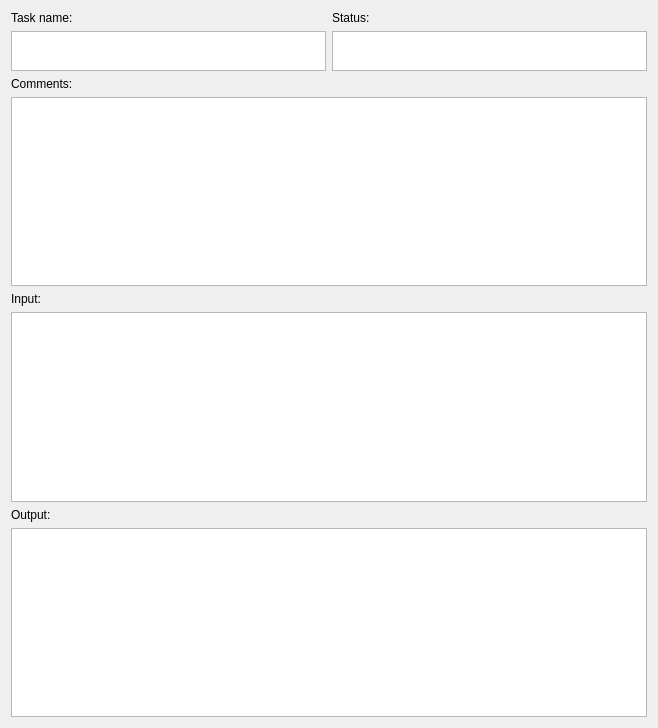
The window that LDMP/gui/DlgJobsDetails.ui (ConservationInternational/trends.earth) describes before a commit, drawn with Qt 5.
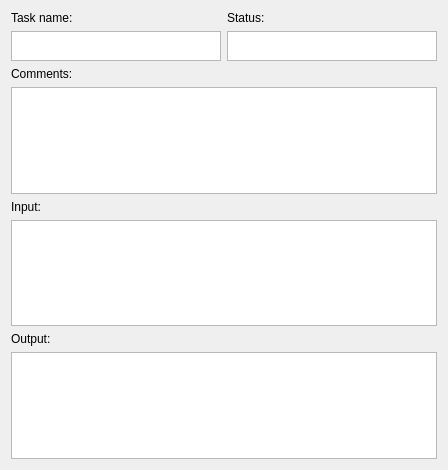
The same window after the commit.

```diff
--- a/LDMP/gui/DlgJobsDetails.ui
+++ b/LDMP/gui/DlgJobsDetails.ui
@@ -6,8 +6,8 @@
    <rect>
     <x>0</x>
     <y>0</y>
-    <width>658</width>
-    <height>728</height>
+    <width>448</width>
+    <height>470</height>
    </rect>
   </property>
   <property name="windowTitle">
@@ -16,6 +16,12 @@
   <layout class="QGridLayout" name="gridLayout">
    <item row="3" column="0" colspan="2">
     <widget class="QTextBrowser" name="comments">
+     <property name="maximumSize">
+      <size>
+       <width>16777215</width>
+       <height>16777215</height>
+      </size>
+     </property>
      <property name="html">
       <string>&lt;!DOCTYPE HTML PUBLIC &quot;-//W3C//DTD HTML 4.0//EN&quot; &quot;http://www.w3.org/TR/REC-html40/strict.dtd&quot;&gt;
 &lt;html&gt;&lt;head&gt;&lt;meta name=&quot;qrichtext&quot; content=&quot;1&quot; /&gt;&lt;style type=&quot;text/css&quot;&gt;
@@ -64,10 +70,24 @@
     </widget>
    </item>
    <item row="7" column="0" colspan="2">
-    <widget class="QTextBrowser" name="output"/>
+    <widget class="QTextBrowser" name="output">
+     <property name="maximumSize">
+      <size>
+       <width>16777215</width>
+       <height>16777215</height>
+      </size>
+     </property>
+    </widget>
    </item>
    <item row="5" column="0" colspan="2">
-    <widget class="QTextBrowser" name="input"/>
+    <widget class="QTextBrowser" name="input">
+     <property name="maximumSize">
+      <size>
+       <width>16777215</width>
+       <height>16777215</height>
+      </size>
+     </property>
+    </widget>
    </item>
    <item row="1" column="0">
     <widget class="QTextBrowser" name="task_name">
@@ -77,6 +97,12 @@
        <verstretch>0</verstretch>
       </sizepolicy>
      </property>
+     <property name="minimumSize">
+      <size>
+       <width>0</width>
+       <height>30</height>
+      </size>
+     </property>
      <property name="maximumSize">
       <size>
        <width>16777215</width>
@@ -93,6 +119,12 @@
        <verstretch>0</verstretch>
       </sizepolicy>
      </property>
+     <property name="minimumSize">
+      <size>
+       <width>0</width>
+       <height>30</height>
+      </size>
+     </property>
      <property name="maximumSize">
       <size>
        <width>16777215</width>
```
